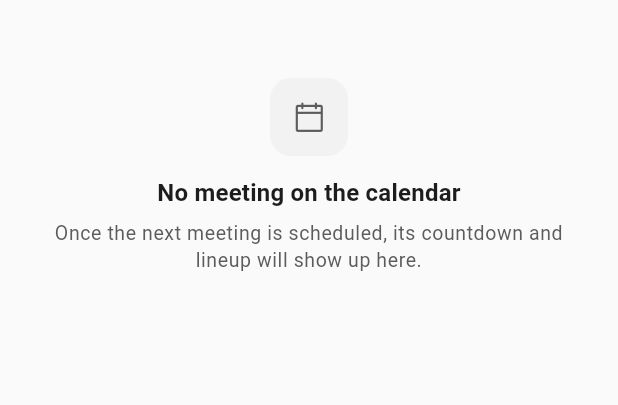
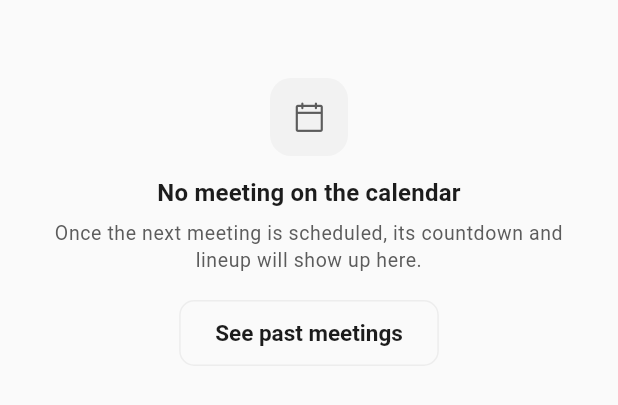
Before and after one commit to sayembillah-dev/toastie-app, a Flutter app: the _NextMeetingSection widget shown alone on an empty page, opened directly with empty values, on a phone screen of 412 x 824 dp. Shown: the top 405 px of the screen. Run offline on Flutter 3.47's test engine with Material 3 defaults, Android fonts, the phone set to English and light mode, and no system bars; our stand-ins replace dio, file_picker, flutter_riverpod, flutter_secure_storage, go_router, image_picker and 7 more; missing offline and left inert: screen_brightness; accounts and stored records are empty.

Commit message:
feat(home): offer Add meeting when nothing is scheduled

```diff
--- a/apps/flutter/lib/features/home/home_screen.dart
+++ b/apps/flutter/lib/features/home/home_screen.dart
@@ -5,6 +5,7 @@ import '../../ui/icons.dart';
 
 import '../../app/data.dart';
 import '../../app/session.dart';
+import '../../core/access/access.dart';
 import '../../core/bd_time.dart';
 import '../../core/theme/tokens.dart';
 import '../../data/models.dart';
@@ -13,6 +14,7 @@ import '../../domain/my_roles.dart';
 import '../../domain/pathways.dart';
 import '../../ui/widgets.dart';
 import '../me/context_switcher.dart';
+import '../meetings/meetings_screen.dart' show showNewMeetingSheet;
 import '../org/org_home_screen.dart';
 
 /// Ticks every second — drives countdowns.
@@ -98,12 +100,25 @@ class _NextMeetingSection extends ConsumerWidget {
     // Drafts count too — any member can edit agendas, and the hero flags them.
     final next = MeetingPartition.of(meetings, now).current;
     if (next == null) {
-      return const Padding(
-        padding: EdgeInsets.only(top: 12),
+      final canCreate = ref.watch(canProvider)(Act.create, 'meeting');
+      return Padding(
+        padding: const EdgeInsets.only(top: 12),
         child: EmptyState(
           icon: PhosphorIconsRegular.calendarBlank,
           title: 'No meeting on the calendar',
-          message: 'Once the next meeting is scheduled, its countdown and lineup will show up here.',
+          message: canCreate
+              ? 'Schedule the next meeting and its countdown and lineup will show up here.'
+              : 'Once the next meeting is scheduled, its countdown and lineup will show up here.',
+          action: canCreate
+              ? FilledButton.icon(
+                  onPressed: () => showNewMeetingSheet(context, ref),
+                  icon: const Icon(PhosphorIconsBold.plus, size: 18),
+                  label: const Text('Add meeting'),
+                )
+              : OutlinedButton(
+                  onPressed: () => context.go('/meetings'),
+                  child: const Text('See past meetings'),
+                ),
         ),
       );
     }
```
